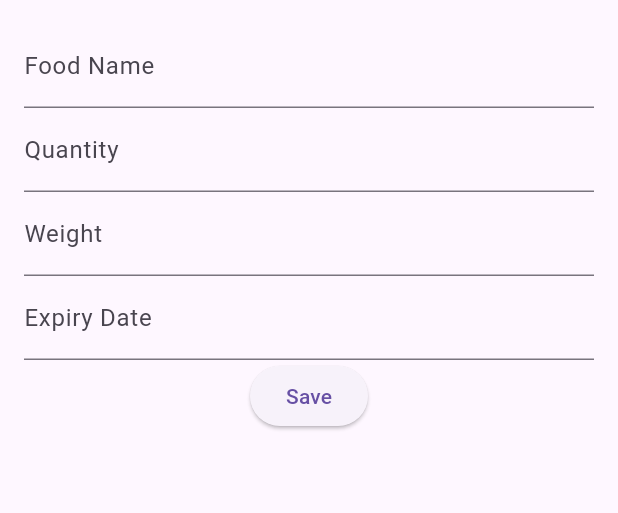
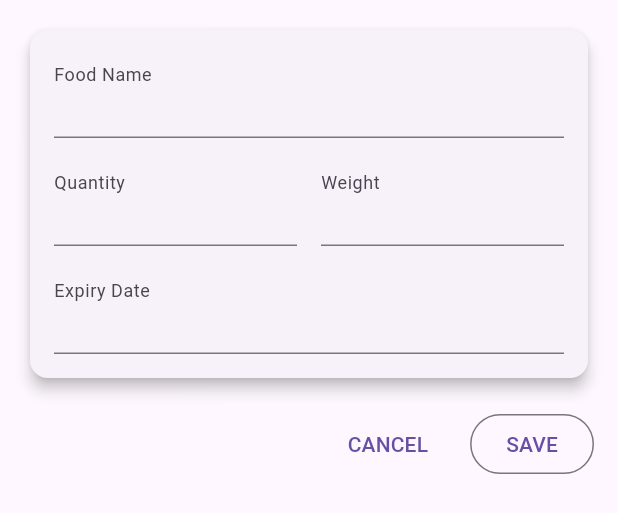
Before and after one commit to AbirH1/test3_Arham, a Flutter app: the AddItemForm widget shown alone on an empty page, opened directly, on a phone screen of 412 x 824 dp. Shown: the top 513 px of the screen. Run offline on Flutter 3.47's test engine with Material 3 defaults, Android fonts, the phone set to English and light mode, and no system bars.

Commit message:
Updated add item page

```diff
--- a/lib/add_Item.dart
+++ b/lib/add_Item.dart
@@ -8,6 +8,10 @@ class MyApp extends StatelessWidget {
   @override
   Widget build(BuildContext context) {
     return MaterialApp(
+      theme: ThemeData(
+        primarySwatch: Colors.blue,
+        visualDensity: VisualDensity.adaptivePlatformDensity,
+      ),
       home: Scaffold(
         appBar: AppBar(title: Text('Add an Item')),
         body: AddItemForm(),
@@ -31,9 +35,19 @@ class _AddItemFormState extends State<AddItemForm> {
       child: Padding(
         padding: const EdgeInsets.all(16.0),
         child: Column(
+          crossAxisAlignment: CrossAxisAlignment.stretch,
+          children: [
+            Card(
+              elevation: 4,
+              child: Padding(
+                padding: const EdgeInsets.all(16.0),
+                child: Column(
                   children: [
                     TextFormField(
-              decoration: InputDecoration(labelText: 'Food Name'),
+                      decoration: InputDecoration(
+                        labelText: 'Food Name',
+                        floatingLabelBehavior: FloatingLabelBehavior.always,
+                      ),
                       validator: (value) {
                         if (value == null || value.isEmpty) {
                           return 'Please enter a food name';
@@ -41,9 +55,18 @@ class _AddItemFormState extends State<AddItemForm> {
                         return null;
                       },
                     ),
-            TextFormField(
+                    const SizedBox(height: 16),
+                    Row(
+                      mainAxisAlignment: MainAxisAlignment.spaceBetween,
+                      children: [
+                        Expanded(
+                          child: TextFormField(
                             keyboardType: TextInputType.number,
-              decoration: InputDecoration(labelText: 'Quantity'),
+                            decoration: InputDecoration(
+                              labelText: 'Quantity',
+                              floatingLabelBehavior:
+                                  FloatingLabelBehavior.always,
+                            ),
                             validator: (value) {
                               if (value == null || value.isEmpty) {
                                 return 'Please enter a quantity';
@@ -51,9 +74,16 @@ class _AddItemFormState extends State<AddItemForm> {
                               return null;
                             },
                           ),
-            TextFormField(
+                        ),
+                        const SizedBox(width: 16),
+                        Expanded(
+                          child: TextFormField(
                             keyboardType: TextInputType.number,
-              decoration: InputDecoration(labelText: 'Weight'),
+                            decoration: InputDecoration(
+                              labelText: 'Weight',
+                              floatingLabelBehavior:
+                                  FloatingLabelBehavior.always,
+                            ),
                             validator: (value) {
                               if (value == null || value.isEmpty) {
                                 return 'Please enter a weight';
@@ -61,8 +91,15 @@ class _AddItemFormState extends State<AddItemForm> {
                               return null;
                             },
                           ),
+                        ),
+                      ],
+                    ),
+                    const SizedBox(height: 16),
                     TextFormField(
-              decoration: InputDecoration(labelText: 'Expiry Date'),
+                      decoration: InputDecoration(
+                        labelText: 'Expiry Date',
+                        floatingLabelBehavior: FloatingLabelBehavior.always,
+                      ),
                       validator: (value) {
                         if (value == null || value.isEmpty) {
                           return 'Please enter an expiry date';
@@ -70,14 +107,34 @@ class _AddItemFormState extends State<AddItemForm> {
                         return null;
                       },
                     ),
-            ElevatedButton(
+                  ],
+                ),
+              ),
+            ),
+            const SizedBox(height: 16),
+            Row(
+              mainAxisAlignment: MainAxisAlignment.end,
+              children: [
+                TextButton(
                   onPressed: () {
                     if (_formKey.currentState!.validate()) {
                       ScaffoldMessenger.of(context)
-                      .showSnackBar(SnackBar(content: Text('Processing Data')));
+                          .showSnackBar(SnackBar(content: Text('Cancelling')));
                     }
                   },
-              child: Text('Save'),
+                  child: const Text('CANCEL'),
+                ),
+                const SizedBox(width: 16),
+                OutlinedButton(
+                  onPressed: () {
+                    if (_formKey.currentState!.validate()) {
+                      ScaffoldMessenger.of(context).showSnackBar(
+                          SnackBar(content: Text('Processing Data')));
+                    }
+                  },
+                  child: const Text('SAVE'),
+                ),
+              ],
             ),
           ],
         ),
```
Lines whose indentation alone changed are shown as unchanged.
